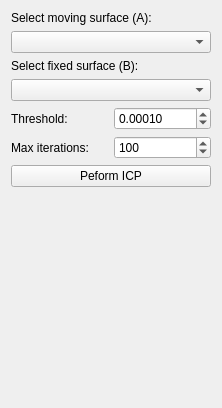
This is Examples/Plugins/org.mitk.example.gui.icpregistration/src/internal/IterativeClosestPointRegistrationControls.ui in MITK/MITK as Qt 5 draws it before an edit. The edited form follows.
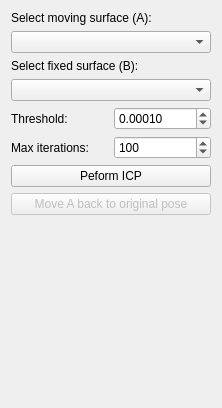
This is the edited form. Custom widgets are drawn as their Qt base class.

Commit message: added button to move the surface back to the original pose

What changed in the file:
```diff
--- a/Examples/Plugins/org.mitk.example.gui.icpregistration/src/internal/IterativeClosestPointRegistrationControls.ui
+++ b/Examples/Plugins/org.mitk.example.gui.icpregistration/src/internal/IterativeClosestPointRegistrationControls.ui
@@ -95,6 +95,16 @@
      </property>
     </widget>
    </item>
+   <item>
+    <widget class="QPushButton" name="m_moveBack">
+     <property name="enabled">
+      <bool>false</bool>
+     </property>
+     <property name="text">
+      <string>Move A back to original pose</string>
+     </property>
+    </widget>
+   </item>
    <item>
     <spacer name="spacer1">
      <property name="orientation">
```
The commit also changes 2 other files.
